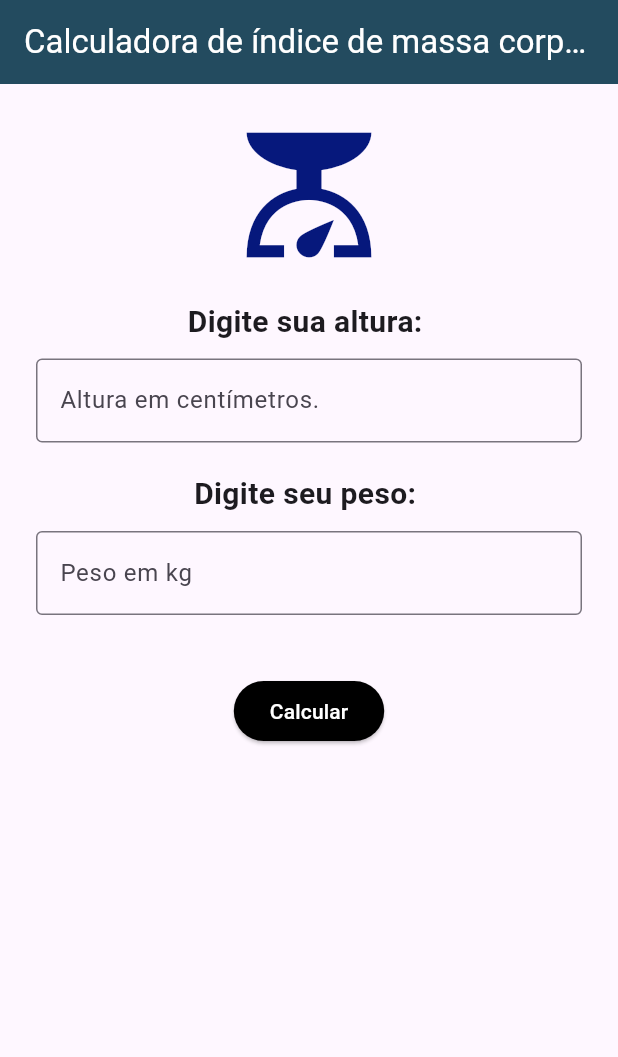
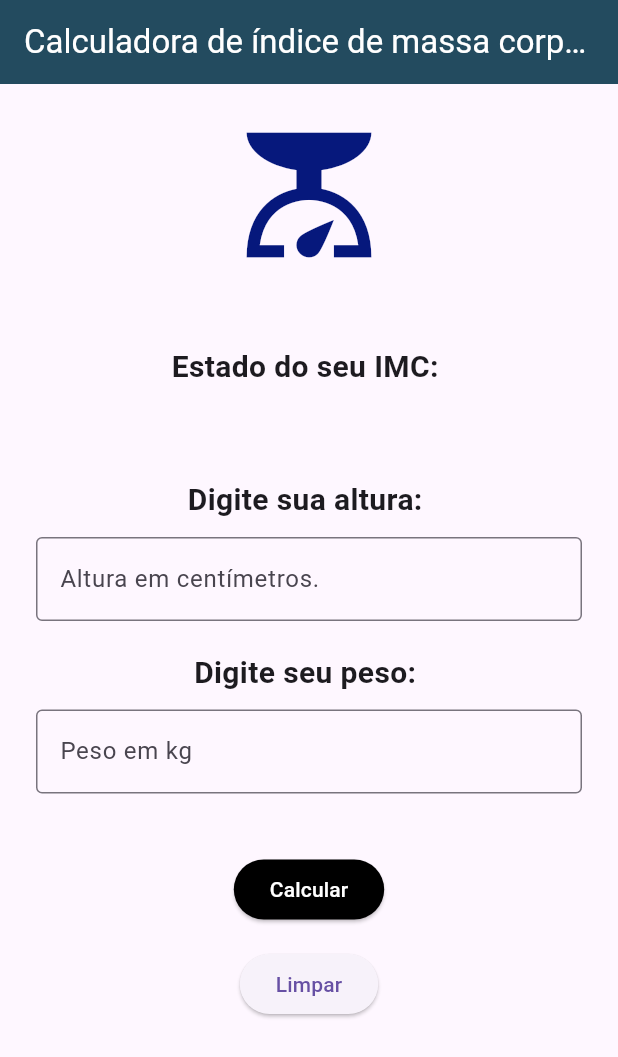
Before and after one commit to VitorAlvesss/CalculadoraDeImc-E-MatematicaEmFlutterDart, a Flutter app: the screen it shows after launch, after a tap on "Calcular", on a phone screen of 412 x 824 dp. Shown: the top 1057 px of the screen. Run offline on Flutter 3.47's test engine with Material 3 defaults, Android fonts, the phone set to English and light mode, and no system bars.

Commit message:
Adicionando parte de cálculo e validação para valores negativos.

```diff
--- a/lib/paginas/telaImc.dart
+++ b/lib/paginas/telaImc.dart
@@ -13,6 +13,10 @@ class _tela_imc extends State<telaCalculoImc> {
 
   double peso = 0.0;
   final _pesoController = TextEditingController();
+
+  double imc = 0.0;
+
+  String resultadoImc = "";
 
   @override
   Widget build(BuildContext context){
@@ -33,7 +37,17 @@ class _tela_imc extends State<telaCalculoImc> {
               color: Color.fromARGB(255, 6, 24, 124),
             ),
 
-            const SizedBox(height: 20),
+            const SizedBox(height: 50),
+
+            Text(
+              "Estado do seu IMC: $resultadoImc",
+              style: TextStyle(
+                fontSize: 20,
+                fontWeight: FontWeight.bold,
+              ),
+            ),
+
+            const SizedBox(height: 60),
 
             const Text(
               "Digite sua altura: ",
@@ -81,9 +95,59 @@ class _tela_imc extends State<telaCalculoImc> {
                 backgroundColor: Colors.black,
                 foregroundColor: Colors.white,
               ),
-                onPressed: () {},
+                onPressed: () {
+                 final alturaDigitado = double.parse(_alturaController.text);
+                 final pesoDigitado = double.parse(_pesoController.text);
+
+                 if(alturaDigitado <=0.0 && pesoDigitado <= 0){
+                  ScaffoldMessenger.of(context).showSnackBar(
+                    const SnackBar(
+                      content: Text("Digite um valores positivos."),
+                      backgroundColor: Colors.red,
+                      )
+                  );
+                  return;
+                 }
+
+                 setState(() {
+                  altura = double.parse(_alturaController.text) / 100;
+                  peso = double.parse(_pesoController.text);
+                  imc = peso / (altura * altura);
+                  if (imc < 18.5) {
+                    resultadoImc = "Abaixo do peso.";
+                  }
+                  else if (imc <= 24.9) {
+                    resultadoImc = 'Peso normal';
+                  }
+                  else if (imc <= 29.9) {
+                    resultadoImc = 'Sobrepeso';
+                  }
+                  else if (imc <= 34.9) {
+                    resultadoImc = 'Obesidade grau 1';
+                  }
+                  else if (imc <= 39.9) {
+                    resultadoImc = 'Obesidade grau 2';
+                  }
+                  else {
+                    resultadoImc = 'Obesidade mórbida';
+                  }
+                });
+                },
                 child: const Text('Calcular')
               ),
+
+              SizedBox(height: 15),
+
+              ElevatedButton(
+                onPressed: (){
+                  setState(() {
+                    _alturaController.text = "";
+                    _pesoController.text = "";
+                    resultadoImc = "";
+                  });
+                },
+                child: Text("Limpar"),
+              )
 
 
           ],
```
